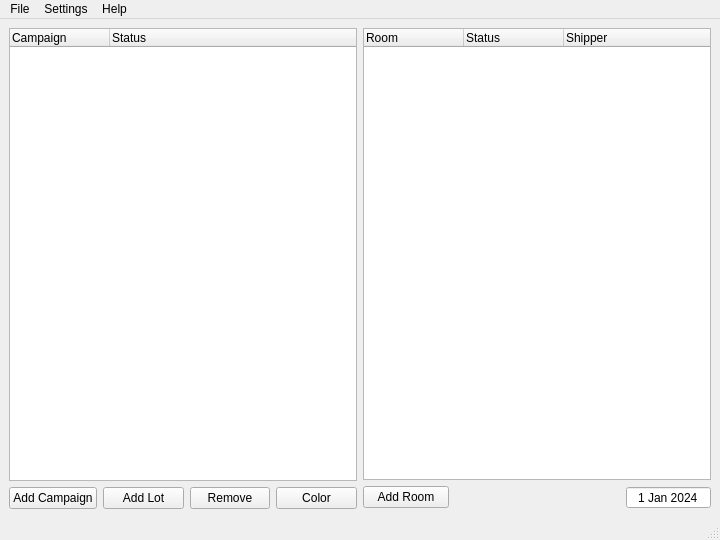
Old version of the form map_factory.ui in the repository mildew-stank/MapFactory.
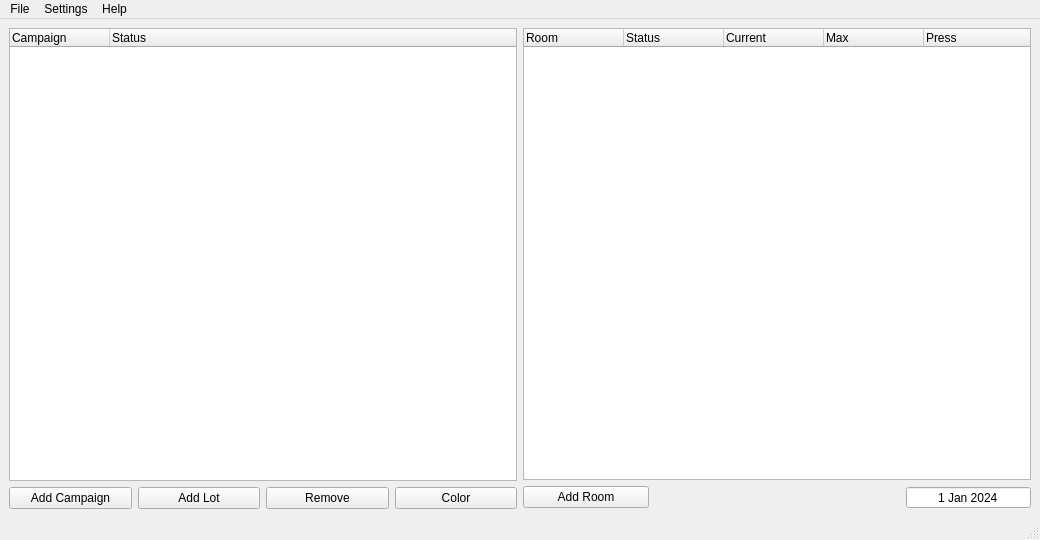
New version of the form.

Diff of the .ui file:
```diff
--- a/map_factory.ui
+++ b/map_factory.ui
@@ -6,7 +6,7 @@
    <rect>
     <x>0</x>
     <y>0</y>
-    <width>720</width>
+    <width>1040</width>
     <height>540</height>
    </rect>
   </property>
@@ -14,7 +14,10 @@
    <string>MapFactory</string>
   </property>
   <widget class="QWidget" name="centralwidget">
-   <layout class="QHBoxLayout" name="horizontalLayout_4">
+   <layout class="QHBoxLayout" name="horizontalLayout_4" stretch="0,0">
+    <property name="sizeConstraint">
+     <enum>QLayout::SetDefaultConstraint</enum>
+    </property>
     <property name="leftMargin">
      <number>9</number>
     </property>
@@ -29,6 +32,9 @@
     </property>
     <item>
      <layout class="QVBoxLayout" name="verticalLayout">
+      <property name="spacing">
+       <number>6</number>
+      </property>
       <item>
        <widget class="QTreeWidget" name="left_tree">
         <property name="dragDropMode">
@@ -117,7 +123,17 @@
         </column>
         <column>
          <property name="text">
-          <string>Shipper</string>
+          <string>Current</string>
+         </property>
+        </column>
+        <column>
+         <property name="text">
+          <string>Max</string>
+         </property>
+        </column>
+        <column>
+         <property name="text">
+          <string>Press</string>
          </property>
         </column>
        </widget>
@@ -172,7 +188,7 @@
     <rect>
      <x>0</x>
      <y>0</y>
-     <width>720</width>
+     <width>1040</width>
      <height>21</height>
     </rect>
    </property>
```
Left out of the diff: 15 changed lines with no effect on the pictures.
